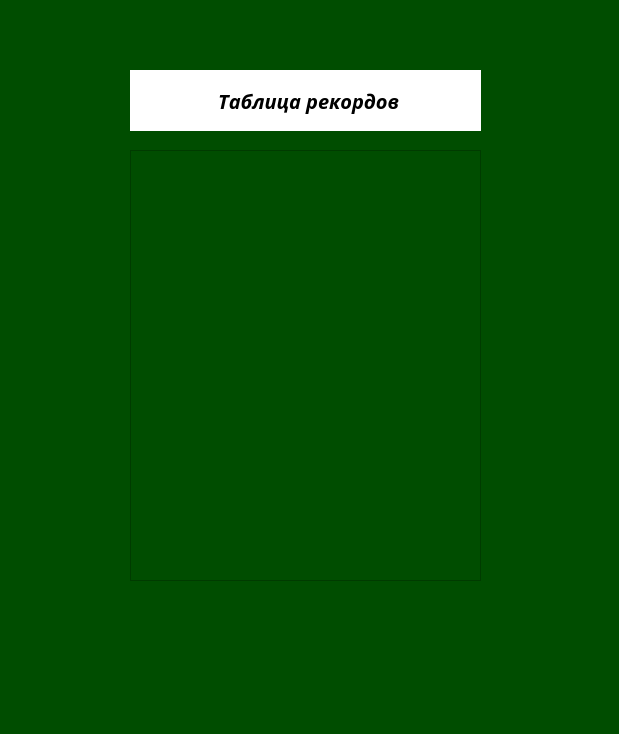
Old version of the form internal/ooi/leedeerbhoord.ui in the repository Tikhon2783/yandex-liceum-QT-project.
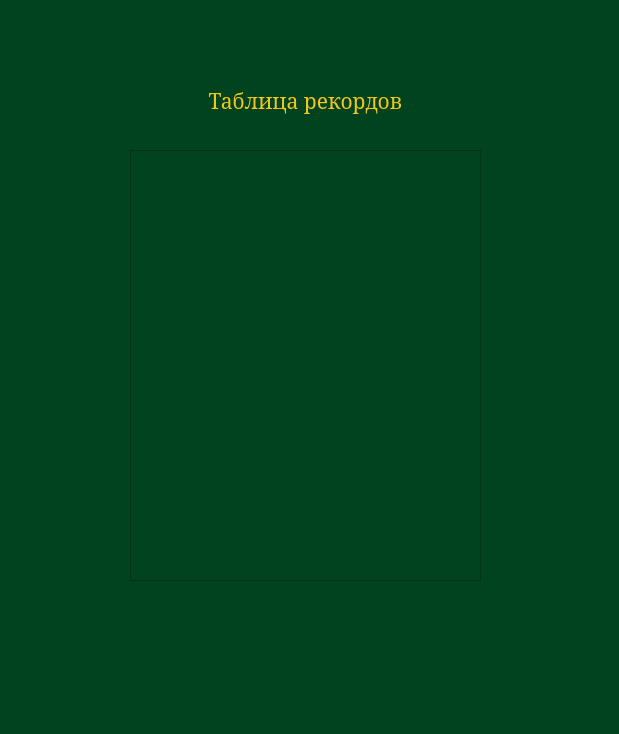
New version of the form.

Commit message: Update colors, fix widgets

The edit to the form file:
```diff
--- a/internal/ooi/leedeerbhoord.ui
+++ b/internal/ooi/leedeerbhoord.ui
@@ -14,7 +14,7 @@
    <string>MainWindow</string>
   </property>
   <property name="styleSheet">
-   <string notr="true">background-color: rgb(0, 77, 0);</string>
+   <string notr="true">background-color: rgb(1, 67, 30);</string>
   </property>
   <widget class="QWidget" name="centralwidget">
    <widget class="QLabel" name="records_label">
@@ -28,19 +28,21 @@
     </property>
     <property name="font">
      <font>
-      <family>Noto Serif Cond</family>
-      <pointsize>15</pointsize>
-      <weight>75</weight>
-      <italic>true</italic>
-      <bold>true</bold>
+      <family>MS Serif</family>
+      <pointsize>16</pointsize>
+      <weight>50</weight>
+      <italic>false</italic>
+      <bold>false</bold>
      </font>
     </property>
     <property name="styleSheet">
-     <string notr="true">background-color: rgb(255, 255, 255);
-color: rgb(0, 0, 0)</string>
+     <string notr="true">color: rgb(243, 198, 32);</string>
     </property>
     <property name="text">
-     <string>                 Таблица рекордов</string>
+     <string>Таблица рекордов</string>
+    </property>
+    <property name="alignment">
+     <set>Qt::AlignCenter</set>
     </property>
    </widget>
    <widget class="QTableWidget" name="tableWidget">
```
The commit also changes 24 other files.
